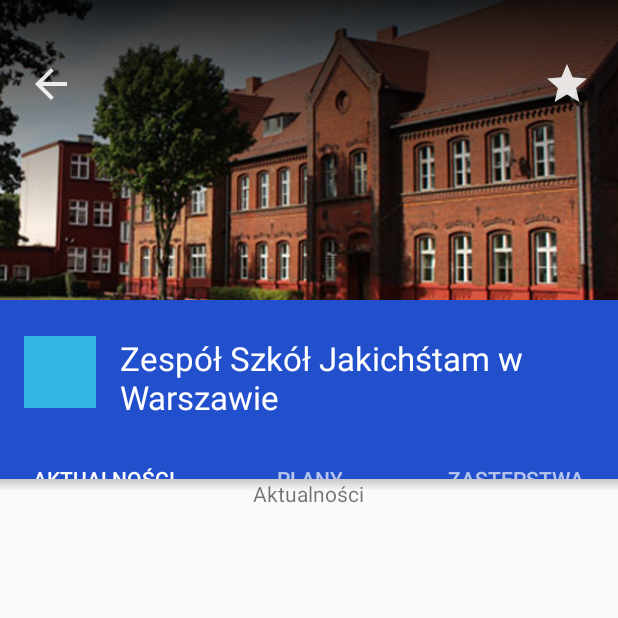
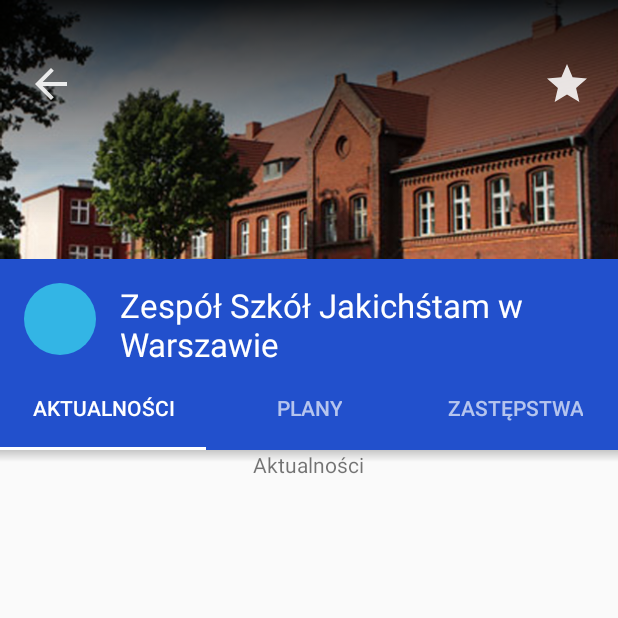
Before and after one commit to orzechdev/replacements-android, an Android app: the ActivityInstitutionProfile screen opened directly, with no data from a screen before it, on a phone screen of 412 x 824 dp, the top half of it. Run offline under Robolectric (Android 15) with nearby library versions, the phone set to English and light mode, and no system bars; our stand-ins replace CircleImageView.

Commit message:
UI in InctitutionProfile, parallax, circle...

```diff
--- a/app/build.gradle
+++ b/app/build.gradle
@@ -63,6 +63,8 @@ dependencies {
     compile 'com.google.code.gson:gson:2.8.0'
     compile 'com.loopj.android:android-async-http:1.4.9'
     compile 'com.android.support.constraint:constraint-layout:1.0.2'
+    // Design
+    compile 'de.hdodenhof:circleimageview:2.2.0'
     // Firebase service
     compile 'com.google.firebase:firebase-messaging:11.4.2'
     compile 'com.google.firebase:firebase-appindexing:11.4.2'
--- a/app/src/main/res/layout/activity_institution_profile.xml
+++ b/app/src/main/res/layout/activity_institution_profile.xml
@@ -24,80 +24,76 @@
             android:layout_height="match_parent"
             app:layout_scrollFlags="scroll|exitUntilCollapsed"
             app:contentScrim="@color/new_blue_light"
-            app:expandedTitleMarginStart="48dp"
-            app:expandedTitleMarginEnd="64dp"
             android:fitsSystemWindows="true"
             app:statusBarScrim="@color/new_blue">
 
-            <android.support.v7.widget.Toolbar
-                android:id="@+id/toolbar"
+            <ImageView
+                android:id="@+id/institution_banner"
                 android:layout_width="match_parent"
-                android:layout_height="56dp"
-                android:background="@color/new_blue_light"
-                app:popupTheme="@style/ThemeOverlay.AppCompat.Light"
-                app:layout_collapseMode="pin" />
+                android:layout_height="300dp"
+                android:fitsSystemWindows="true"
+                android:layout_gravity="top"
+                android:scaleType="fitStart"
+                android:src="@drawable/header_image_1_c"
+                app:layout_collapseMode="parallax"
+                android:layout_alignParentTop="true"
+                android:layout_alignParentLeft="true"
+                android:layout_alignParentStart="true" />
 
             <RelativeLayout
                 android:layout_width="wrap_content"
-                android:background="@color/new_blue_light"
                 android:layout_height="wrap_content"
-                android:fitsSystemWindows="true"
-                android:layout_marginBottom="-24dp">
-
-                <ImageView
-                    android:id="@+id/institution_banner"
-                    android:layout_width="match_parent"
-                    android:layout_height="200dp"
-                    android:fitsSystemWindows="true"
-                    android:scaleType="centerCrop"
-                    android:src="@drawable/header_image_1_c"
-                    app:layout_collapseMode="parallax"
-                    android:layout_alignParentTop="true"
-                    android:layout_alignParentLeft="true"
-                    android:layout_alignParentStart="true" />
+                android:fitsSystemWindows="true">
 
                 <!-- Image Dark Vignette -->
                 <ImageView
                     android:layout_width="match_parent"
                     android:layout_height="150dp"
-                    android:background="@drawable/image_buttons_shadow"
-                    />
+                    android:background="@drawable/image_buttons_shadow" />
 
                 <ImageView
                     android:layout_width="32dp"
                     android:layout_height="32dp"
-                    app:srcCompat="@drawable/activity_institution_back_arrow"
+                    android:layout_marginTop="40dp"
                     android:layout_marginLeft="18dp"
-                    android:layout_marginTop="40dp"
-                    android:layout_alignTop="@+id/institution_banner"
                     android:layout_alignParentLeft="true"
-                    android:layout_alignParentStart="true"
-                    android:layout_marginStart="18dp" />
+                    app:srcCompat="@drawable/activity_institution_back_arrow" />
 
                 <ImageView
                     android:layout_width="32dp"
                     android:layout_height="32dp"
                     android:layout_marginTop="40dp"
                     android:layout_marginRight="18dp"
-                    android:layout_marginEnd="18dp"
-                    app:srcCompat="@drawable/activity_institution_subscribe_star"
-                    android:layout_alignTop="@+id/institution_banner"
-                    android:layout_alignEnd="@id/institution_banner"
-                    android:layout_alignRight="@id/institution_banner"/>
+                    android:layout_alignParentRight="true"
+                    app:srcCompat="@drawable/activity_institution_subscribe_star" />
+
+            </RelativeLayout>
+
+            <android.support.v7.widget.Toolbar
+                android:id="@+id/toolbar"
+                android:layout_width="match_parent"
+                android:layout_height="56dp"
+                android:layout_gravity="top"
+                app:popupTheme="@style/ThemeOverlay.AppCompat.Light"
+                app:layout_collapseMode="pin" />
+
+            <RelativeLayout
+                android:layout_width="wrap_content"
+                android:layout_height="wrap_content"
+                android:layout_gravity="bottom"
+                android:fitsSystemWindows="true">
 
                 <RelativeLayout
                     android:layout_width="match_parent"
                     android:layout_height="wrap_content"
-                    android:paddingTop="8dp"
-                    android:layout_below="@+id/institution_banner"
                     android:background="@color/new_blue_light">
 
-                    <ImageView
+                    <de.hdodenhof.circleimageview.CircleImageView
+                        android:id="@+id/institution_logo"
                         android:layout_width="48dp"
                         android:layout_height="48dp"
-                        android:id="@+id/institution_logo"
-                        android:layout_margin="16dp"
-                        android:background="@color/accent_blue"/>
+                        android:src="@color/accent_blue"
+                        android:layout_margin="16dp"/>
 
                     <TextView
                         android:layout_width="match_parent"
@@ -115,8 +111,7 @@
                     <android.support.design.widget.TabLayout
                         android:id="@+id/tabs"
                         android:layout_width="match_parent"
-                        android:layout_height="48dp"
-                        android:layout_marginTop="16dp"
+                        android:layout_height="56dp"
                         app:tabMode="fixed"
                         app:tabGravity="fill"
                         app:tabTextColor="#AFFF"
```
Also changed, not shown: 1 other file.
